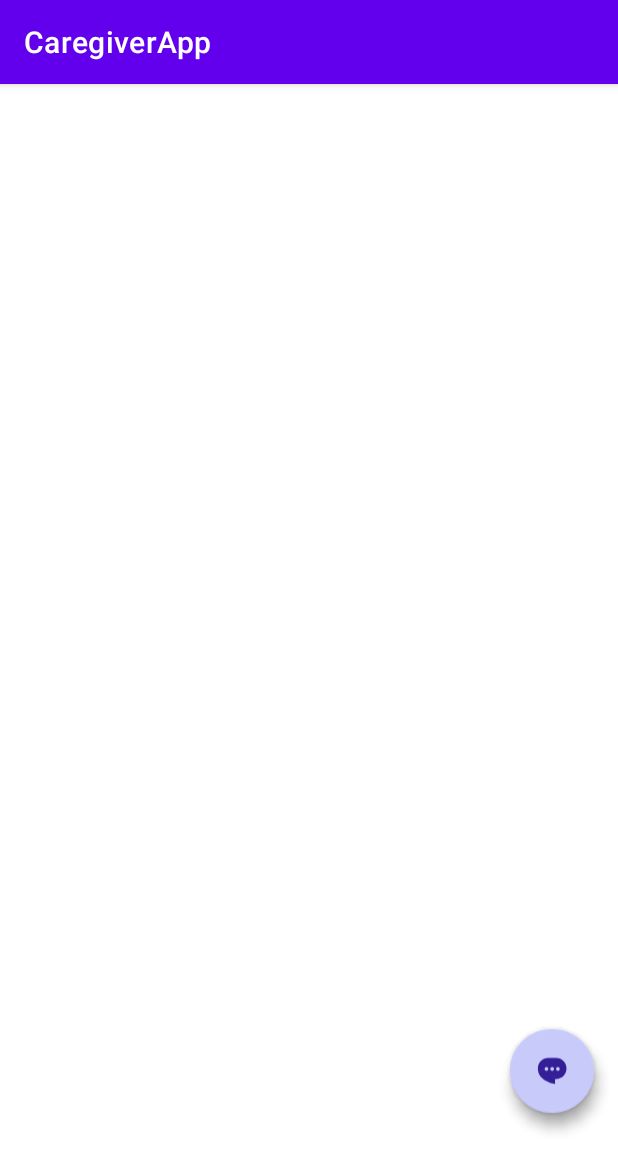
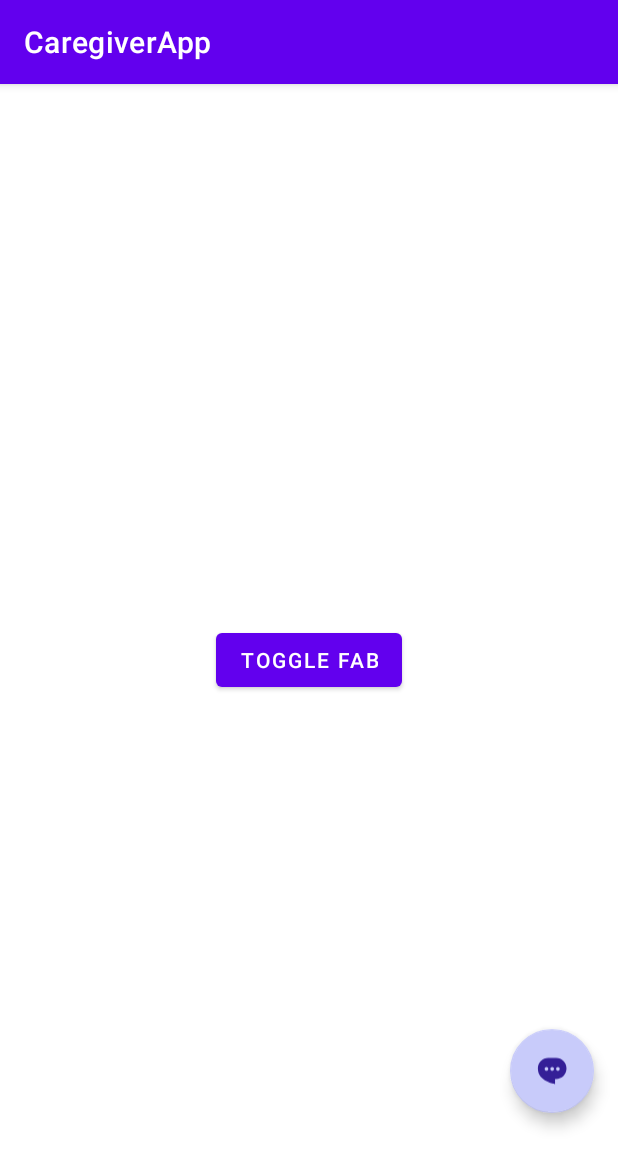
Before and after one commit to noviangilangbithealth/caregiver, an Android app: the screen it shows after launch (SecondActivity), after a tap on "OPEN CAREGIVER", on a phone screen of 412 x 824 dp. Shown: the top 1171 px of the screen. Run offline under Robolectric (Android 15) with nearby library versions, the phone set to English and light mode, and no system bars; libraries missing offline, so code that uses them is left out: com.orhanobut.logger, io.socket.client; 10 statements that could not run were skipped.

Commit message:
handle view condig fab

```diff
--- a/app/src/main/java/com/siloamhospitals/caregiverapp/MainActivity.kt
+++ b/app/src/main/java/com/siloamhospitals/caregiverapp/MainActivity.kt
@@ -23,7 +23,7 @@ class MainActivity : AppCompatActivity() {
         SiloamCaregiver.init(this)
         SiloamCaregiver.init(this)
         SiloamCaregiver.initUser(
-            userId = 2000000827,
+            userId = 2000000834,
             organizationId = 2,
             wardId = 0,
             context = this,
--- a/app/src/main/java/com/siloamhospitals/caregiverapp/SecondActivity.kt
+++ b/app/src/main/java/com/siloamhospitals/caregiverapp/SecondActivity.kt
@@ -1,11 +1,26 @@
 package com.siloamhospitals.caregiverapp
 
+import android.os.Bundle
+import android.widget.Button
 import androidx.appcompat.app.AppCompatActivity
-import android.os.Bundle
+import com.siloamhospitals.siloamcaregiver.ui.button.CaregiverButtons
 
 class SecondActivity : AppCompatActivity() {
+
     override fun onCreate(savedInstanceState: Bundle?) {
         super.onCreate(savedInstanceState)
         setContentView(R.layout.activity_second)
+
+        val btnTogle = findViewById<Button>(R.id.btn_toggle)
+        var isVisible = true
+        btnTogle.setOnClickListener {
+            if (isVisible) {
+                CaregiverButtons.hide()
+            } else {
+                CaregiverButtons.show()
+            }
+            isVisible = !isVisible
+        }
+
     }
 }
--- a/app/src/main/res/layout/activity_second.xml
+++ b/app/src/main/res/layout/activity_second.xml
@@ -6,4 +6,14 @@
     android:layout_height="match_parent"
     tools:context=".SecondActivity">
 
+    <Button
+        android:id="@+id/btn_toggle"
+        android:layout_width="wrap_content"
+        android:layout_height="wrap_content"
+        android:text="toggle fab"
+        app:layout_constraintBottom_toBottomOf="parent"
+        app:layout_constraintEnd_toEndOf="parent"
+        app:layout_constraintStart_toStartOf="parent"
+        app:layout_constraintTop_toTopOf="parent" />
+
 </androidx.constraintlayout.widget.ConstraintLayout>
--- a/siloam-caregiver/build.gradle.kts
+++ b/siloam-caregiver/build.gradle.kts
@@ -192,7 +192,7 @@ publishing {
         create<MavenPublication>("maven") {
             groupId = "com.github.noviangilangbithealth"
             artifactId = "caregiver"
-            version = "1.21"
+            version = "1.22"
 
             pom {
                 description.set("Caregiver Library")
--- a/siloam-caregiver/src/main/java/com/siloamhospitals/siloamcaregiver/ui/button/CaregiverButtons.kt
+++ b/siloam-caregiver/src/main/java/com/siloamhospitals/siloamcaregiver/ui/button/CaregiverButtons.kt
@@ -26,21 +26,19 @@ import com.siloamhospitals.siloamcaregiver.shared.AppPreferences
 class CaregiverButtons private constructor(app: Application) :
     Application.ActivityLifecycleCallbacks by ActivityEmptyLifecycleCallbacks() {
 
-    private var fab: FloatingActionButton? = null // Declare FAB here to access it later
+    private var fab: FloatingActionButton? = null
+    private var isFabVisible: Boolean = true
 
-    private val mPreference by lazy {  AppPreferences(app) }
-    private val repository by lazy {  Repository(mPreference) }
-    private  lateinit var caregiverButtonViewModel: CaregiverButtonViewModel
+    private val mPreference by lazy { AppPreferences(app) }
+    private val repository by lazy { Repository(mPreference) }
+    private lateinit var caregiverButtonViewModel: CaregiverButtonViewModel
 
     init {
-        app.registerActivityLifecycleCallbacks(this)
         app.registerActivityLifecycleCallbacks(this)
     }
 
     @SuppressLint("ClickableViewAccessibility", "UnsafeOptInUsageError")
     override fun onActivityCreated(activity: Activity, savedInstanceState: Bundle?) {
-        // Check if the activity is not in the list of activities where the FAB should be hidden
-
         val caregiverButtonsViewModelFactory = viewModelFactory {
             initializer {
                 CaregiverButtonViewModel(repository)
@@ -55,6 +53,7 @@ class CaregiverButtons private constructor(app: Application) :
         if (!shouldHideFab(activity)) {
             val decorView = activity.window.decorView as ViewGroup
 
+            if (fab == null) {
                 // Add FloatingActionButton
                 fab = FloatingActionButton(activity)
                 fab?.setImageDrawable(
@@ -72,6 +71,7 @@ class CaregiverButtons private constructor(app: Application) :
                     FrameLayout.LayoutParams.WRAP_CONTENT
                 )
                 fabParams.gravity = Gravity.BOTTOM or Gravity.END // Position at bottom right
+
                 // Calculate margin based on screen ratio
                 val screenWidth = activity.resources.displayMetrics.widthPixels.toFloat()
                 val screenHeight = activity.resources.displayMetrics.heightPixels.toFloat()
@@ -86,17 +86,7 @@ class CaregiverButtons private constructor(app: Application) :
 
                 // Add FAB to the layout
                 decorView.addView(fab, fabParams)
-
-//            fab?.doOnPreDraw {
-//                // Create a BadgeDrawable instance
-//                val badgeDrawable = BadgeDrawable.create(activity)
-//                badgeDrawable.number = 10 // Set the badge count
-//                badgeDrawable.backgroundColor = ContextCompat.getColor(activity, R.color.colorRedBase) // Set the badge background color
-//                badgeDrawable.badgeGravity = BadgeDrawable.TOP_END // Set the badge position
-//                badgeDrawable.horizontalOffset = 10.dpToPx(activity) // Set the horizontal offset
-//                badgeDrawable.verticalOffset = 10.dpToPx(activity) // Set the vertical offset
-//                BadgeUtils.attachBadgeDrawable(badgeDrawable, fab!!, null) // Attach the badge to the FAB
-//            }
+            }
 
             val badgeDrawable = BadgeDrawable.create(activity)
             caregiverButtonViewModel.run {
@@ -105,7 +95,7 @@ class CaregiverButtons private constructor(app: Application) :
                 floatingNotification.observe(activity as LifecycleOwner) { event ->
                     event.getContentIfNotHandled()?.let { data ->
                         fab?.post {
-                            if(data.isUrgentMessage) {
+                            if (data.isUrgentMessage) {
                                 fab?.setImageDrawable(
                                     ContextCompat.getDrawable(
                                         activity,
@@ -124,7 +114,7 @@ class CaregiverButtons private constructor(app: Application) :
                                 fab?.imageTintList = null
                                 fab?.backgroundTintList = ContextCompat.getColorStateList(activity, R.color.colorPrimaryLight)
                             }
-                            if(data.count > 0) {
+                            if (data.count > 0) {
                                 badgeDrawable.setVisible(true)
                                 badgeDrawable.number = data.count // Set the badge count
                                 badgeDrawable.backgroundColor = ContextCompat.getColor(activity, R.color.colorRedVibrant) // Set the badge background color
@@ -142,12 +132,12 @@ class CaregiverButtons private constructor(app: Application) :
 
             // Set an onClick listener for the FAB
             fab?.setOnClickListener {
-                // Perform your onClick action here
                 SiloamCaregiverUI.getInstances().openCaregiver(activity)
             }
+
+            // Ensure the visibility is consistent with the flag
+            fab?.visibility = if (isFabVisible) View.VISIBLE else View.GONE
         } else {
-            // If the activity is in the list of activities where the FAB should be hidden,
-            // hide the existing FAB if it exists
             val fab = findFabForActivity(activity)
             fab?.visibility = View.GONE
         }
@@ -155,7 +145,6 @@ class CaregiverButtons private constructor(app: Application) :
 
     // Method to check if the FAB should be hidden for the given activity
     private fun shouldHideFab(activity: Activity): Boolean {
-        // List the activities where you want to hide the FAB by their class names
         val activitiesToHideFab = listOf(
             "AuthActivity",
             "CaregiverActivity",
@@ -163,8 +152,6 @@ class CaregiverButtons private constructor(app: Application) :
             "GroupDetailActivity",
             "RoomTypeCaregiverActivity",
         )
-
-        // Check if the current activity is in the list of activities where the FAB should be hidden
         return activitiesToHideFab.contains(activity::class.java.simpleName)
     }
 
@@ -179,11 +166,46 @@ class CaregiverButtons private constructor(app: Application) :
         return null
     }
 
+    // Add method to hide the FAB
+    private fun hideFab() {
+        fab?.visibility = View.GONE
+        isFabVisible = false
+    }
+
+    // Add method to show the FAB
+    private fun showFab() {
+        fab?.visibility = View.VISIBLE
+        isFabVisible = true
+    }
+
+    // Add method to toggle the FAB visibility
+    private fun toggleFab() {
+        if (isFabVisible) {
+            hideFab()
+        } else {
+            showFab()
+        }
+    }
+
     companion object {
         private var instance: CaregiverButtons? = null
 
         fun init(application: Application) {
+            if (instance == null) {
                 instance = CaregiverButtons(application)
+            }
+        }
+
+        fun hide() {
+            instance?.hideFab()
+        }
+
+        fun show() {
+            instance?.showFab()
+        }
+
+        fun toggle() {
+            instance?.toggleFab()
         }
 
         // Extension function to convert dp to pixels
```
Also changed, not shown: 1 other file. Lines whose indentation alone changed are shown as unchanged.
